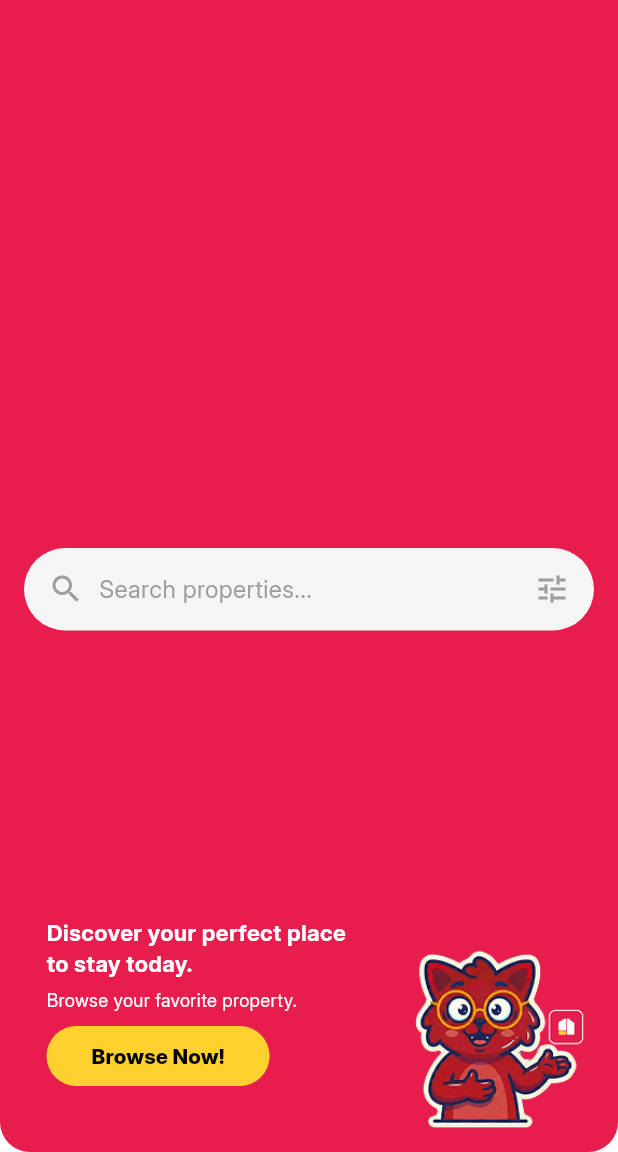
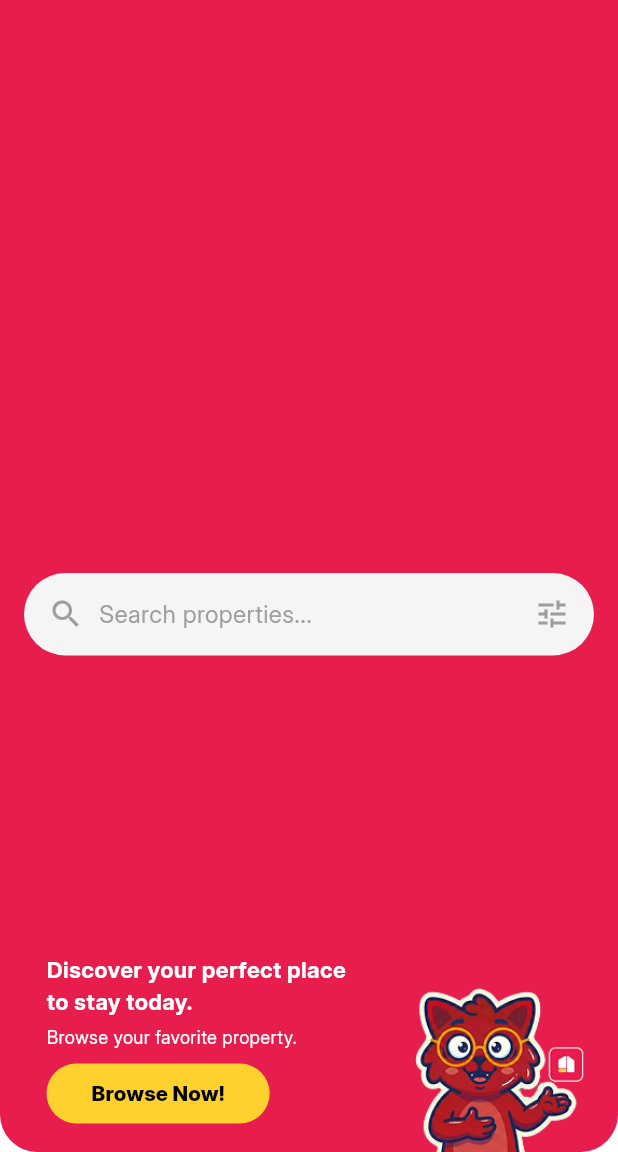
Before and after one commit to SeaHuyty/zoneer-mobile, a Flutter app: the HomeHeader widget shown alone on an empty page, opened directly with empty values, on a phone screen of 412 x 824 dp, the part 84-1236 px from its top. Run offline on Flutter 3.47's test engine with Material 3 defaults, Android fonts, the phone set to English and light mode, and no system bars; our stand-ins replace app_links, cached_network_image, device_preview, flutter_dotenv, flutter_map, flutter_riverpod and 11 more; accounts and stored records are empty; network calls fail; project files that could hold a hidden picture were left out.

Commit message:
fix banner,property card,Nav bar

```diff
--- a/lib/features/property/views/home_view.dart
+++ b/lib/features/property/views/home_view.dart
@@ -74,9 +74,9 @@ class _HomeViewState extends ConsumerState<HomeView> {
 
     final topPadding = MediaQuery.of(context).padding.top;
     // Collapsed: statusBar + topPad(12) + locationRow(32) + searchBar(55) + botPad(12) + buffer(4)
-    final collapsedH = topPadding + 115.0;
+    final collapsedH = topPadding + 90;
     // Expanded (auth): collapsed content + gap(10) + banner(155) + buffer(8)
-    final expandedH = isAuthenticated ? topPadding + 288.0 : collapsedH;
+    final expandedH = isAuthenticated ? topPadding + 230 : collapsedH;
 
     return Scaffold(
       body: RefreshIndicator(
--- a/lib/features/property/widgets/banner.dart
+++ b/lib/features/property/widgets/banner.dart
@@ -12,7 +12,7 @@ class BannerZoneer extends StatelessWidget {
       builder: (context, constraints) {
         return Container(
             width: double.infinity,
-            padding: const EdgeInsets.only(left: 15, top: 15, bottom: 40),
+            padding: const EdgeInsets.only(left: 15, top: 15, bottom: 15),
             decoration: BoxDecoration(
               color: AppColors.primary,
               borderRadius: BorderRadius.circular(10),
--- a/lib/features/property/widgets/home_header.dart
+++ b/lib/features/property/widgets/home_header.dart
@@ -175,8 +175,8 @@ class _HomeHeaderState extends ConsumerState<HomeHeader>
 
         borderRadius: isAuthenticated
             ? BorderRadius.only(
-                bottomLeft: Radius.circular(20),
-                bottomRight: Radius.circular(20),
+                bottomLeft: Radius.circular(25),
+                bottomRight: Radius.circular(25),
               )
             : BorderRadius.circular(0),
       ),
@@ -334,6 +334,7 @@ class _HomeHeaderState extends ConsumerState<HomeHeader>
               ),
 
               isAuthenticated ? const SizedBox(height: 10) : SizedBox.shrink(),
+
               const SearchBarApp(),
 
               (isAuthenticated && !widget.isCollapsed)
--- a/lib/features/property/widgets/home_property_section.dart
+++ b/lib/features/property/widgets/home_property_section.dart
@@ -152,7 +152,7 @@ class _HomePropertySectionState extends State<HomePropertySection> {
 
   Widget _pageViewScroll(List<Widget> cards) {
     return SizedBox(
-      height: 220,
+      height: 200,
       child: ColoredBox(
         color: Theme.of(context).scaffoldBackgroundColor,
         child: PageView.builder(
--- a/lib/shared/widgets/google_nav_bar.dart
+++ b/lib/shared/widgets/google_nav_bar.dart
@@ -193,7 +193,7 @@ class _GoogleNavBarState extends ConsumerState<GoogleNavBar>
               gap: 8,
               activeColor: AppColors.primary,
               iconSize: 24,
-              padding: EdgeInsets.symmetric(horizontal: 20, vertical: 12),
+              padding: EdgeInsets.symmetric(horizontal: 12, vertical: 10),
               duration: Duration(milliseconds: 400),
               tabBackgroundColor: AppColors.primary.withValues(alpha: 0.1),
               color: AppColors.secondary,
```
Also changed, not shown: 1 other file.
